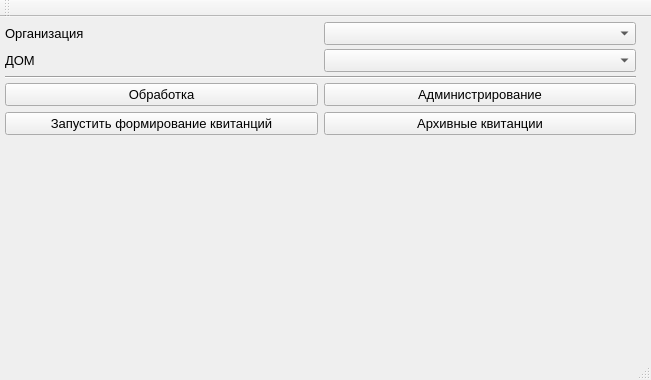
MartovKot/ZHSK, file mainwindow.ui: the form before one commit.
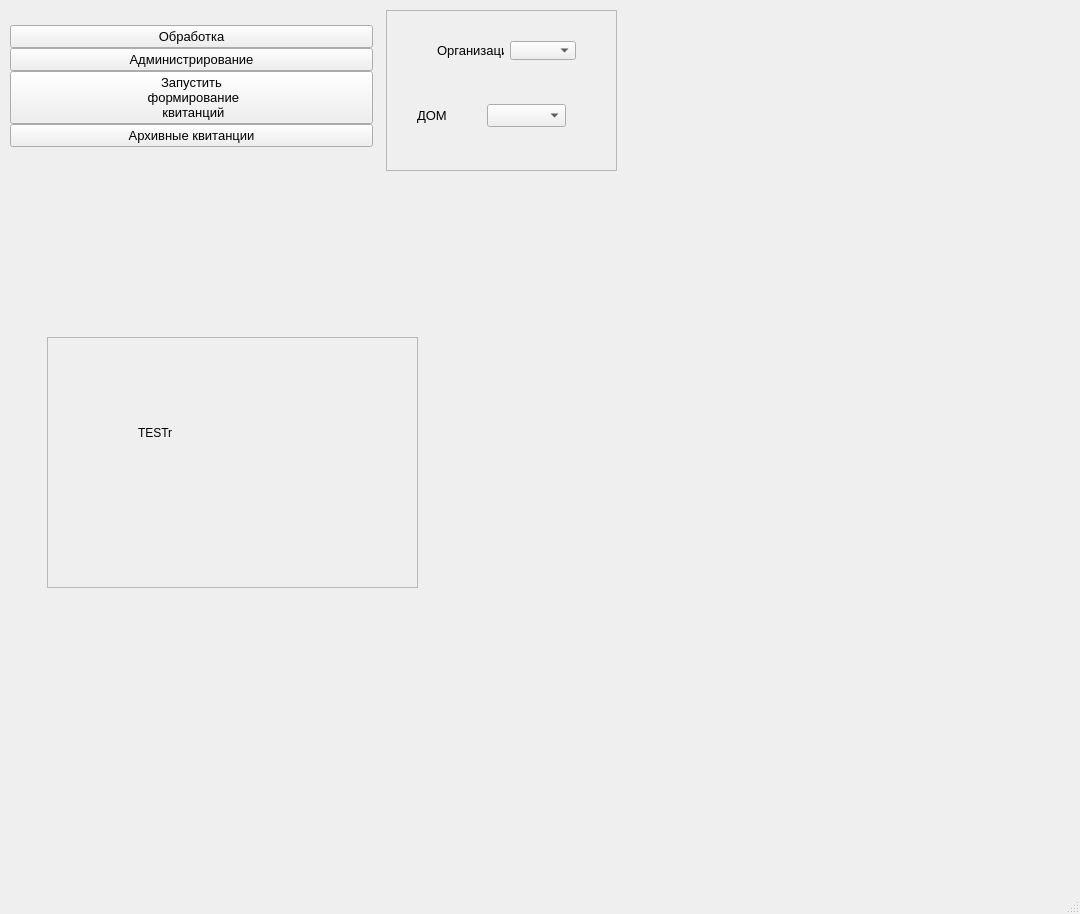
The form after the commit. Icons and pictures are not drawn.

Diff of the .ui file:
```diff
--- a/mainwindow.ui
+++ b/mainwindow.ui
@@ -6,8 +6,8 @@
    <rect>
     <x>0</x>
     <y>0</y>
-    <width>651</width>
-    <height>380</height>
+    <width>1080</width>
+    <height>914</height>
    </rect>
   </property>
   <property name="windowTitle">
@@ -23,6 +23,9 @@
   <property name="inputMethodHints">
    <set>Qt::ImhDialableCharactersOnly|Qt::ImhHiddenText|Qt::ImhSensitiveData</set>
   </property>
+  <property name="toolButtonStyle">
+   <enum>Qt::ToolButtonIconOnly</enum>
+  </property>
   <property name="tabShape">
    <enum>QTabWidget::Rounded</enum>
   </property>
@@ -35,11 +38,11 @@
      <rect>
       <x>0</x>
       <y>0</y>
-      <width>641</width>
-      <height>311</height>
+      <width>378</width>
+      <height>350</height>
      </rect>
     </property>
-    <layout class="QVBoxLayout" name="verticalLayout" stretch="0,0,0,0,0">
+    <layout class="QVBoxLayout" name="verticalLayout" stretch="0">
      <property name="spacing">
       <number>4</number>
      </property>
@@ -47,7 +50,7 @@
       <enum>QLayout::SetMaximumSize</enum>
      </property>
      <property name="leftMargin">
-      <number>5</number>
+      <number>10</number>
      </property>
      <property name="topMargin">
       <number>5</number>
@@ -59,81 +62,39 @@
       <number>0</number>
      </property>
      <item>
-      <layout class="QHBoxLayout" name="horizontalLayout_3">
+      <layout class="QHBoxLayout" name="horizontalLayout_2">
+       <property name="spacing">
+        <number>0</number>
+       </property>
        <item>
-        <widget class="QLabel" name="label">
-         <property name="font">
-          <font>
-           <family>Arial</family>
-           <pointsize>10</pointsize>
-          </font>
-         </property>
-         <property name="text">
-          <string>Организация</string>
-         </property>
-        </widget>
-       </item>
-       <item>
-        <widget class="QComboBox" name="cmBx_Org">
-         <property name="font">
-          <font>
-           <family>Arial</family>
-           <pointsize>10</pointsize>
-          </font>
-         </property>
-        </widget>
-       </item>
-      </layout>
-     </item>
-     <item>
-      <layout class="QHBoxLayout" name="horizontalLayout_4">
-       <item>
-        <widget class="QLabel" name="label_2">
-         <property name="font">
-          <font>
-           <family>Arial</family>
-           <pointsize>10</pointsize>
-          </font>
-         </property>
-         <property name="text">
-          <string>ДОМ</string>
-         </property>
-        </widget>
-       </item>
-       <item>
-        <widget class="QComboBox" name="cmBx_Home">
-         <property name="font">
-          <font>
-           <family>Arial</family>
-           <pointsize>10</pointsize>
-          </font>
-         </property>
-         <property name="modelColumn">
+        <layout class="QVBoxLayout" name="verticalLayout_4">
+         <property name="spacing">
           <number>0</number>
          </property>
-        </widget>
-       </item>
-      </layout>
-     </item>
-     <item>
-      <widget class="Line" name="line">
-       <property name="frameShadow">
-        <enum>QFrame::Sunken</enum>
-       </property>
-       <property name="lineWidth">
-        <number>1</number>
-       </property>
-       <property name="orientation">
-        <enum>Qt::Horizontal</enum>
-       </property>
-      </widget>
-     </item>
-     <item>
-      <layout class="QHBoxLayout" name="horizontalLayout">
-       <item>
-        <layout class="QVBoxLayout" name="verticalLayout_2">
+         <item>
+          <spacer name="verticalSpacer_2">
+           <property name="orientation">
+            <enum>Qt::Vertical</enum>
+           </property>
+           <property name="sizeType">
+            <enum>QSizePolicy::Minimum</enum>
+           </property>
+           <property name="sizeHint" stdset="0">
+            <size>
+             <width>20</width>
+             <height>20</height>
+            </size>
+           </property>
+          </spacer>
+         </item>
          <item>
           <widget class="QPushButton" name="pBtnOper">
+           <property name="sizePolicy">
+            <sizepolicy hsizetype="Minimum" vsizetype="Fixed">
+             <horstretch>0</horstretch>
+             <verstretch>0</verstretch>
+            </sizepolicy>
+           </property>
            <property name="font">
             <font>
              <family>Arial</family>
@@ -146,29 +107,6 @@
           </widget>
          </item>
          <item>
-          <widget class="QPushButton" name="pBtnPrint">
-           <property name="sizePolicy">
-            <sizepolicy hsizetype="Expanding" vsizetype="Fixed">
-             <horstretch>0</horstretch>
-             <verstretch>0</verstretch>
-            </sizepolicy>
-           </property>
-           <property name="font">
-            <font>
-             <family>Arial</family>
-             <pointsize>10</pointsize>
-            </font>
-           </property>
-           <property name="text">
-            <string>Запустить формирование квитанций</string>
-           </property>
-          </widget>
-         </item>
-        </layout>
-       </item>
-       <item>
-        <layout class="QVBoxLayout" name="verticalLayout_3">
-         <item>
           <widget class="QPushButton" name="pBtnAdmin">
            <property name="sizePolicy">
             <sizepolicy hsizetype="Minimum" vsizetype="Fixed">
@@ -187,10 +125,31 @@
            </property>
           </widget>
          </item>
+         <item>
+          <widget class="QPushButton" name="pBtnPrint">
+           <property name="sizePolicy">
+            <sizepolicy hsizetype="Minimum" vsizetype="Fixed">
+             <horstretch>0</horstretch>
+             <verstretch>0</verstretch>
+            </sizepolicy>
+           </property>
+           <property name="font">
+            <font>
+             <family>Arial</family>
+             <pointsize>10</pointsize>
+            </font>
+           </property>
+           <property name="text">
+            <string>Запустить 
+ формирование 
+ квитанций</string>
+           </property>
+          </widget>
+         </item>
          <item>
           <widget class="QPushButton" name="pBtn_ArhivBlank">
            <property name="sizePolicy">
-            <sizepolicy hsizetype="Expanding" vsizetype="Fixed">
+            <sizepolicy hsizetype="Minimum" vsizetype="Fixed">
              <horstretch>0</horstretch>
              <verstretch>0</verstretch>
             </sizepolicy>
@@ -206,45 +165,195 @@
            </property>
           </widget>
          </item>
+         <item>
+          <spacer name="verticalSpacer">
+           <property name="orientation">
+            <enum>Qt::Vertical</enum>
+           </property>
+           <property name="sizeType">
+            <enum>QSizePolicy::Expanding</enum>
+           </property>
+           <property name="sizeHint" stdset="0">
+            <size>
+             <width>20</width>
+             <height>20</height>
+            </size>
+           </property>
+          </spacer>
+         </item>
         </layout>
        </item>
       </layout>
      </item>
-     <item>
-      <spacer name="verticalSpacer">
-       <property name="orientation">
-        <enum>Qt::Vertical</enum>
-       </property>
-       <property name="sizeHint" stdset="0">
-        <size>
-         <width>20</width>
-         <height>20</height>
-        </size>
-       </property>
-      </spacer>
-     </item>
     </layout>
    </widget>
+   <widget class="QFrame" name="frame">
+    <property name="geometry">
+     <rect>
+      <x>386</x>
+      <y>10</y>
+      <width>231</width>
+      <height>161</height>
+     </rect>
+    </property>
+    <property name="sizePolicy">
+     <sizepolicy hsizetype="Expanding" vsizetype="Preferred">
+      <horstretch>0</horstretch>
+      <verstretch>0</verstretch>
+     </sizepolicy>
+    </property>
+    <property name="frameShape">
+     <enum>QFrame::StyledPanel</enum>
+    </property>
+    <property name="frameShadow">
+     <enum>QFrame::Sunken</enum>
+    </property>
+    <widget class="QWidget" name="layoutWidget">
+     <property name="geometry">
+      <rect>
+       <x>20</x>
+       <y>80</y>
+       <width>171</width>
+       <height>51</height>
+      </rect>
+     </property>
+     <layout class="QHBoxLayout" name="horizontalLayout_4">
+      <item>
+       <widget class="QLabel" name="label_2">
+        <property name="font">
+         <font>
+          <family>Arial</family>
+          <pointsize>10</pointsize>
+         </font>
+        </property>
+        <property name="text">
+         <string>ДОМ</string>
+        </property>
+       </widget>
+      </item>
+      <item>
+       <widget class="QComboBox" name="cmBx_Home">
+        <property name="font">
+         <font>
+          <family>Arial</family>
+          <pointsize>10</pointsize>
+         </font>
+        </property>
+        <property name="modelColumn">
+         <number>0</number>
+        </property>
+       </widget>
+      </item>
+     </layout>
+    </widget>
+    <widget class="QWidget" name="layoutWidget">
+     <property name="geometry">
+      <rect>
+       <x>40</x>
+       <y>20</y>
+       <width>161</width>
+       <height>41</height>
+      </rect>
+     </property>
+     <layout class="QHBoxLayout" name="horizontalLayout_3">
+      <item>
+       <widget class="QLabel" name="label">
+        <property name="font">
+         <font>
+          <family>Arial</family>
+          <pointsize>10</pointsize>
+         </font>
+        </property>
+        <property name="text">
+         <string>Организация</string>
+        </property>
+       </widget>
+      </item>
+      <item>
+       <widget class="QComboBox" name="cmBx_Org">
+        <property name="font">
+         <font>
+          <family>Arial</family>
+          <pointsize>10</pointsize>
+         </font>
+        </property>
+       </widget>
+      </item>
+     </layout>
+    </widget>
+   </widget>
+   <widget class="QFrame" name="frame_2">
+    <property name="geometry">
+     <rect>
+      <x>47</x>
+      <y>337</y>
+      <width>371</width>
+      <height>251</height>
+     </rect>
+    </property>
+    <property name="sizePolicy">
+     <sizepolicy hsizetype="Expanding" vsizetype="Preferred">
+      <horstretch>0</horstretch>
+      <verstretch>0</verstretch>
+     </sizepolicy>
+    </property>
+    <property name="frameShape">
+     <enum>QFrame::StyledPanel</enum>
+    </property>
+    <property name="frameShadow">
+     <enum>QFrame::Sunken</enum>
+    </property>
+    <property name="lineWidth">
+     <number>3</number>
+    </property>
+    <widget class="QWidget" name="verticalLayoutWidget_2">
+     <property name="geometry">
+      <rect>
+       <x>80</x>
+       <y>30</y>
+       <width>221</width>
+       <height>151</height>
+      </rect>
+     </property>
+     <layout class="QVBoxLayout" name="verticalLayout_2">
+      <item>
+       <widget class="QLabel" name="label_3">
+        <property name="sizePolicy">
+         <sizepolicy hsizetype="Expanding" vsizetype="Preferred">
+          <horstretch>0</horstretch>
+          <verstretch>0</verstretch>
+         </sizepolicy>
+        </property>
+        <property name="text">
+         <string>TESTr</string>
+        </property>
+       </widget>
+      </item>
+      <item>
+       <spacer name="horizontalSpacer_2">
+        <property name="orientation">
+         <enum>Qt::Horizontal</enum>
+        </property>
+        <property name="sizeType">
+         <enum>QSizePolicy::Preferred</enum>
+        </property>
+        <property name="sizeHint" stdset="0">
+         <size>
+          <width>40</width>
+          <height>20</height>
+         </size>
+        </property>
+       </spacer>
+      </item>
+     </layout>
+    </widget>
+   </widget>
   </widget>
-  <widget class="QMenuBar" name="menuBar">
-   <property name="geometry">
-    <rect>
-     <x>0</x>
-     <y>0</y>
-     <width>651</width>
-     <height>21</height>
-    </rect>
+  <widget class="QStatusBar" name="statusBar">
+   <property name="enabled">
+    <bool>true</bool>
    </property>
   </widget>
-  <widget class="QToolBar" name="mainToolBar">
-   <attribute name="toolBarArea">
-    <enum>TopToolBarArea</enum>
-   </attribute>
-   <attribute name="toolBarBreak">
-    <bool>false</bool>
-   </attribute>
-  </widget>
-  <widget class="QStatusBar" name="statusBar"/>
  </widget>
  <layoutdefault spacing="6" margin="11"/>
  <resources>
```
Left out of the diff: 3 changed lines with no effect on the pictures.
